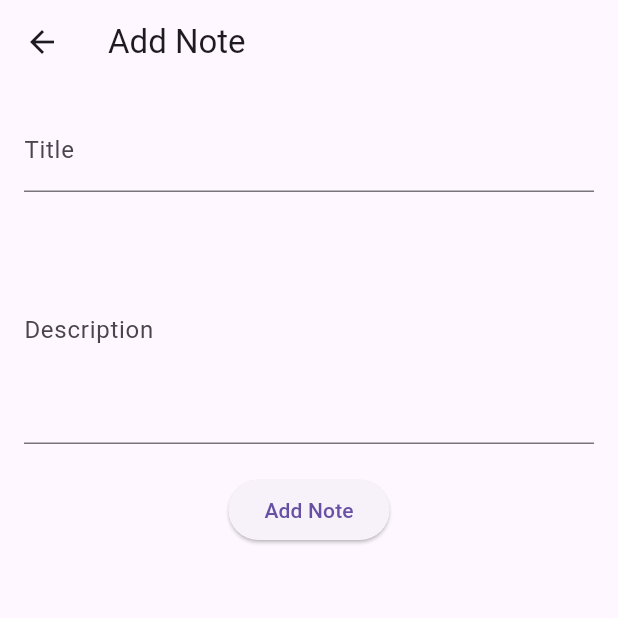
After one commit to fhfaisal/simple-note-app, a Flutter app: the AddNoteView screen opened by its route, on a phone screen of 412 x 824 dp, the top half of it. The commit adds this screen. Run offline on Flutter 3.47's test engine with Material 3 defaults, Android fonts, the phone set to English and light mode, and no system bars; our stand-ins replace cloud_firestore, firebase_auth, firebase_core, get, get_storage, iconsax and 2 more; missing offline and left inert: dart:ffi; accounts and stored records are empty.

Commit message:
Complete login authentication & add note

```diff
--- /dev/null
+++ b/lib/app/data/note_repository.dart
@@ -0,0 +1,33 @@
+import 'package:cloud_firestore/cloud_firestore.dart';
+import 'package:get/get.dart';
+class NotesRepository extends GetxController {
+  static NotesRepository get instance => Get.find();
+  final FirebaseFirestore _firestore = FirebaseFirestore.instance;
+
+  Stream<List<Map<String, dynamic>>> getNotes() {
+    return _firestore.collection('notes').orderBy('createdAt').snapshots().map((querySnapshot) {
+      return querySnapshot.docs.map((doc) {
+        return {
+          'id': doc.id,
+          'title': doc['title'],
+          'description': doc['description'],
+        };
+      }).toList();
+    });
+  }
+  Future<void> addNote({
+    required String title,
+    required String description,
+  }) async {
+    try {
+      await _firestore.collection('notes').add({
+        'title': title,
+        'description': description,
+        'createdAt': FieldValue.serverTimestamp(),
+      });
+    } catch (e) {
+      throw Exception("Error adding note: $e");
+    }
+  }
+
+}
--- /dev/null
+++ b/lib/app/modules/addNote/controllers/add_note_controller.dart
@@ -0,0 +1,30 @@
+import 'package:caretutors/app/data/note_repository.dart';
+import 'package:caretutors/app/routes/app_pages.dart';
+import 'package:caretutors/app/utils/snakbar/snackbar.dart';
+import 'package:flutter/cupertino.dart';
+import 'package:get/get.dart';
+
+class AddNoteController extends GetxController {
+  final NotesRepository _notesRepository = Get.put(NotesRepository());
+
+  final title = TextEditingController();
+  final description = TextEditingController();
+
+  void addNote() async {
+    if (title.text.isEmpty || description.text.isEmpty) {
+      SnackBarMessage.warning(title: 'Opss', message: 'Title and Description cannot be empty');
+      return;
+    }
+
+    try {
+      await _notesRepository.addNote(
+        title: title.text,
+        description: description.text,
+      );
+      SnackBarMessage.warning(title: 'Success', message: 'Your note successfully add to the list');
+      Get.offAllNamed(Routes.HOME);// Navigate back to Home Page
+    } catch (e) {
+      SnackBarMessage.error(title: 'Error',message: 'Failed to add note: $e');
+    }
+  }
+}
--- /dev/null
+++ b/lib/app/modules/addNote/views/add_note_view.dart
@@ -0,0 +1,39 @@
+import 'package:flutter/material.dart';
+
+import 'package:get/get.dart';
+
+import '../controllers/add_note_controller.dart';
+
+class AddNoteView extends GetView<AddNoteController> {
+  const AddNoteView({Key? key}) : super(key: key);
+  @override
+  Widget build(BuildContext context) {
+    return Scaffold(
+      appBar: AppBar(
+        title: Text('Add Note'),
+      ),
+      body: Padding(
+        padding: const EdgeInsets.all(16.0),
+        child: Column(
+          children: [
+            TextField(
+              controller: controller.title,
+              decoration: InputDecoration(labelText: 'Title'),
+            ),
+            SizedBox(height: 16.0),
+            TextField(
+              controller: controller.description,
+              decoration: InputDecoration(labelText: 'Description'),
+              maxLines: 5,
+            ),
+            SizedBox(height: 20.0),
+            ElevatedButton(
+              onPressed: controller.addNote,
+              child: Text('Add Note'),
+            ),
+          ],
+        ),
+      ),
+    );
+  }
+}
--- a/lib/app/modules/home/views/home_view.dart
+++ b/lib/app/modules/home/views/home_view.dart
@@ -2,22 +2,41 @@ import 'package:flutter/material.dart';
 
 import 'package:get/get.dart';
 
+import '../../../routes/app_pages.dart';
 import '../controllers/home_controller.dart';
 
 class HomeView extends GetView<HomeController> {
   const HomeView({Key? key}) : super(key: key);
+
   @override
   Widget build(BuildContext context) {
     return Scaffold(
-      appBar: AppBar(
-        title: const Text('HomeView'),
-        centerTitle: true,
-      ),
-      body: const Center(
-        child: Text(
-          'HomeView is working',
-          style: TextStyle(fontSize: 20),
+        appBar: AppBar(
+          title: const Text('Notes'),
         ),
+        body: Obx(() {
+          if (controller.notes.isEmpty) {
+            return const Center(child: Text('No notes available.'));
+          }
+          return ListView.builder(
+            itemCount: controller.notes.length,
+            itemBuilder: (context, index) {
+              final note = controller.notes[index];
+              return ListTile(
+                title: Text(note['title']),
+                subtitle: Text(note['description']),
+                onTap: () {
+                  // Optionally handle tap events
+                },
+              );
+            },
+          );
+        }),
+      floatingActionButton: FloatingActionButton(
+        onPressed: () {
+          Get.toNamed(Routes.ADD_NOTE); // Navigate to Add Notes Page
+        },
+        child: Icon(Icons.add),
       ),
     );
   }
--- a/lib/app/routes/app_pages.dart
+++ b/lib/app/routes/app_pages.dart
@@ -1,7 +1,11 @@
 import 'package:get/get.dart';
 
+import '../modules/addNote/bindings/add_note_binding.dart';
+import '../modules/addNote/views/add_note_view.dart';
 import '../modules/home/bindings/home_binding.dart';
 import '../modules/home/views/home_view.dart';
+import '../modules/login/bindings/login_binding.dart';
+import '../modules/login/views/login_view.dart';
 import '../modules/splash/bindings/splash_binding.dart';
 import '../modules/splash/views/splash_view.dart';
 
@@ -23,5 +27,15 @@ class AppPages {
       page: () => const SplashView(),
       binding: SplashBinding(),
     ),
+    GetPage(
+      name: _Paths.LOGIN,
+      page: () => const LoginView(),
+      binding: LoginBinding(),
+    ),
+    GetPage(
+      name: _Paths.ADD_NOTE,
+      page: () => const AddNoteView(),
+      binding: AddNoteBinding(),
+    ),
   ];
 }
--- a/lib/app/routes/app_routes.dart
+++ b/lib/app/routes/app_routes.dart
@@ -5,10 +5,14 @@ abstract class Routes {
   Routes._();
   static const HOME = _Paths.HOME;
   static const SPLASH = _Paths.SPLASH;
+  static const LOGIN = _Paths.LOGIN;
+  static const ADD_NOTE = _Paths.ADD_NOTE;
 }
 
 abstract class _Paths {
   _Paths._();
   static const HOME = '/home';
   static const SPLASH = '/splash';
+  static const LOGIN = '/login';
+  static const ADD_NOTE = '/add-note';
 }
```
Also changed, not shown: lib/app/auth/authentication_repository.dart (+52 -4 lines), lib/app/modules/addNote/bindings/add_note_binding.dart (added, +12 -0 lines), lib/app/modules/home/controllers/home_controller.dart (+9 -11 lines), lib/app/modules/login/bindings/login_binding.dart (added, +12 -0 lines), lib/app/modules/login/controllers/login_controller.dart (added, +33 -0 lines), lib/app/modules/login/views/login_view.dart (added, +45 -0 lines), lib/app/utils/exceptions/exceptions.dart (added, +56 -0 lines), lib/app/utils/exceptions/firebase_auth_exceptions.dart (added, +106 -0 lines), lib/app/utils/exceptions/firebase_exceptions.dart (added, +100 -0 lines), lib/app/utils/exceptions/format_exceptions.dart (added, +37 -0 lines), lib/app/utils/exceptions/platform_exceptions.dart (added, +42 -0 lines), firebase.json, lib/firebase_options.dart, 1 other file.
